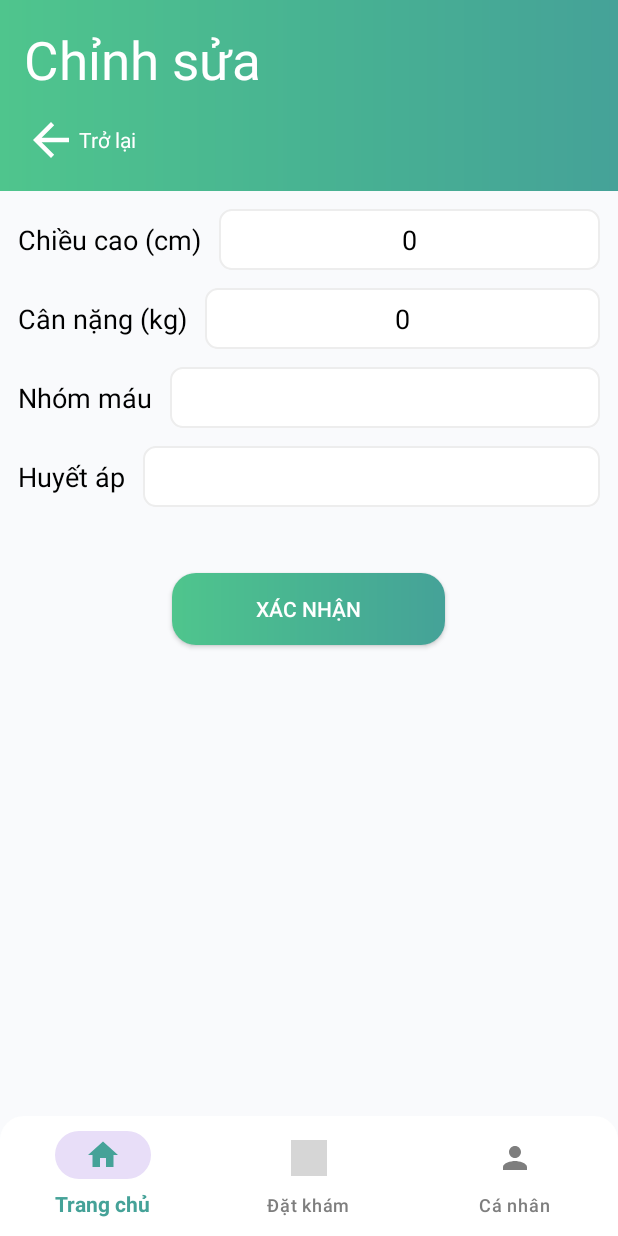
After one commit to hainl2000/VCARE-APP, an Android app: the fragment EditHealthStatusFragment placed in its activity, on a phone screen of 412 x 824 dp. The commit adds this screen. Run offline under Robolectric (Android 15) with nearby library versions, the phone set to English and light mode, and no system bars; our stand-ins replace RxJava, data binding; libraries missing offline, so code that uses them is left out: hu.akarnokd.rxjava3; network calls fail; 2 statements that could not run were skipped; grey boxes are pictures that could not be loaded.

Commit message:
add health status

```diff
--- a/app/src/main/java/com/example/vcare_app/api/ApiService.kt
+++ b/app/src/main/java/com/example/vcare_app/api/ApiService.kt
@@ -1,5 +1,6 @@
 package com.example.vcare_app.api
 
+import com.example.vcare_app.api.api_model.HealthStatus
 import com.example.vcare_app.api.api_model.request.AppointmentRequest
 import com.example.vcare_app.api.api_model.request.LoginRequest
 import com.example.vcare_app.api.api_model.request.SignUpRequest
@@ -57,5 +58,14 @@ interface ApiService {
     fun getAppointment(@Path("id") id: Int): Single<AppointmentDetailResponse>
 
     @GET("appointment")
-    fun getAppointmentHistory(@Query("pageSize") pageSize: Int,@Query("pageIndex") pageIndex: Int): Single<HistoryResponse>
+    fun getAppointmentHistory(
+        @Query("pageSize") pageSize: Int,
+        @Query("pageIndex") pageIndex: Int
+    ): Single<HistoryResponse>
+
+    @POST("health-status")
+    fun updateHealthStatus(@Body healthStatus: HealthStatus): Single<HealthStatus>
+
+    @GET("health-status")
+    fun getHealthStatus(): Single<HealthStatus>
 }
--- a/app/src/main/java/com/example/vcare_app/data/repository/AppRepository.kt
+++ b/app/src/main/java/com/example/vcare_app/data/repository/AppRepository.kt
@@ -1,6 +1,7 @@
 package com.example.vcare_app.data.repository
 
 import com.example.vcare_app.api.ApiService
+import com.example.vcare_app.api.api_model.HealthStatus
 import com.example.vcare_app.api.api_model.request.AppointmentRequest
 import com.example.vcare_app.api.api_model.request.LoginRequest
 import com.example.vcare_app.api.api_model.request.SignUpRequest
@@ -46,6 +47,10 @@ class AppRepository(private val apiService: ApiService) {
 
     fun getAppointmentDetail(id: Int) = apiService.getAppointment(id)
 
+    fun getHealthStatus() = apiService.getHealthStatus()
+
+    fun updateHealthStatus(healthStatus: HealthStatus) = apiService.updateHealthStatus(healthStatus)
+
     fun getNearestHospital() = listOf(
         NearestHospital("Campha", "campha quang inh", "092839282", 21.026707, 107.031126),
         NearestHospital("Thanh Nhan", "hai ba trung Ha noi", "039483928", 21.026707, 105.844968),
--- /dev/null
+++ b/app/src/main/java/com/example/vcare_app/present/personal/edithealthstatus/EditHealthStatusFragment.kt
@@ -0,0 +1,74 @@
+package com.example.vcare_app.present.personal.edithealthstatus
+
+import android.os.Bundle
+import android.view.LayoutInflater
+import android.view.View
+import android.view.ViewGroup
+import androidx.fragment.app.Fragment
+import androidx.lifecycle.ViewModelProvider
+import com.example.vcare_app.api.api_model.HealthStatus
+import com.example.vcare_app.databinding.FragmentEditHealthStatusBinding
+import com.example.vcare_app.utilities.CustomSnackBar
+import com.example.vcare_app.utilities.LoadingDialogManager
+import com.example.vcare_app.utilities.LoadingStatus
+import com.example.vcare_app.utilities.SuccessDialog
+
+class EditHealthStatusFragment : Fragment() {
+
+    companion object {
+        fun newInstance() = EditHealthStatusFragment()
+    }
+
+    private lateinit var viewModel: EditHealthStatusViewModel
+    private lateinit var binding: FragmentEditHealthStatusBinding
+
+    override fun onCreateView(
+        inflater: LayoutInflater, container: ViewGroup?,
+        savedInstanceState: Bundle?
+    ): View {
+        binding = FragmentEditHealthStatusBinding.inflate(
+            LayoutInflater.from(requireContext()),
+            container,
+            false
+        )
+        viewModel = ViewModelProvider(this)[EditHealthStatusViewModel::class.java]
+        viewModel.getHealthStatus()
+
+        viewModel._healthStatus.observe(viewLifecycleOwner) {
+            binding.currentHealthStatus = it
+        }
+
+        viewModel.status.observe(viewLifecycleOwner) {
+            if (it == LoadingStatus.Loading) {
+                LoadingDialogManager.showDialog(requireContext())
+            } else {
+                LoadingDialogManager.dismissLoadingDialog()
+                if (viewModel._updateStatus.value == true) {
+                    SuccessDialog.showDialog(requireContext()) {
+                        parentFragmentManager.popBackStack()
+                    }
+                }
+            }
+        }
+        binding.backBtn.setOnClickListener {
+            parentFragmentManager.popBackStack()
+        }
+
+        binding.confirmButton.setOnClickListener {
+            val height = Integer.parseInt(binding.editHeight.text.toString())
+            val weight = Integer.parseInt(binding.editWeight.text.toString())
+            val bloodType = binding.editBloodType.text.toString()
+            val bloodPressure = binding.editBloodPressure.text.toString()
+            val healthStatus = HealthStatus(height, weight, bloodType, bloodPressure)
+            viewModel.updateHealthStatus(healthStatus)
+        }
+        viewModel.errorMsg.observe(viewLifecycleOwner) {
+            if (it.isNotEmpty()) {
+                CustomSnackBar.showCustomSnackbar(requireView(), it)
+            }
+        }
+
+        return binding.root
+    }
+
+}
--- /dev/null
+++ b/app/src/main/java/com/example/vcare_app/present/personal/edithealthstatus/EditHealthStatusViewModel.kt
@@ -0,0 +1,52 @@
+package com.example.vcare_app.present.personal.edithealthstatus
+
+import androidx.lifecycle.LiveData
+import androidx.lifecycle.MutableLiveData
+import com.example.vcare_app.api.ApiClient
+import com.example.vcare_app.api.api_model.HealthStatus
+import com.example.vcare_app.base.BaseViewModel
+import com.example.vcare_app.data.repository.AppRepository
+import com.example.vcare_app.utilities.LoadingStatus
+import io.reactivex.rxjava3.android.schedulers.AndroidSchedulers
+import io.reactivex.rxjava3.schedulers.Schedulers
+
+class EditHealthStatusViewModel : BaseViewModel() {
+    val repository = AppRepository(ApiClient.apiService)
+    private val healthStatus = MutableLiveData<HealthStatus>()
+    val _healthStatus: LiveData<HealthStatus> get() = healthStatus
+
+    private val updateStatus = MutableLiveData<Boolean>()
+    val _updateStatus: LiveData<Boolean> get() = updateStatus
+    fun getHealthStatus() {
+        compositeDisposable.add(repository.getHealthStatus().subscribeOn(Schedulers.io()).observeOn(
+            AndroidSchedulers.mainThread()
+        ).doOnSubscribe {
+            status.value = LoadingStatus.Loading
+        }.subscribe(
+            {
+                healthStatus.value = it
+                status.value = LoadingStatus.Success
+                errorMsg.value = ""
+            }, {
+                errorMsg.value = handleError(it)
+                status.value = LoadingStatus.Error
+            }
+        ))
+    }
+
+    fun updateHealthStatus(healthStatus: HealthStatus) {
+        compositeDisposable.add(repository.updateHealthStatus(healthStatus)
+            .observeOn(AndroidSchedulers.mainThread()).subscribeOn(Schedulers.io()).doOnSubscribe {
+            status.value = LoadingStatus.Loading
+        }.subscribe(
+            {
+                updateStatus.value = true
+                errorMsg.value = ""
+                status.value = LoadingStatus.Success
+            }, {
+                errorMsg.value = handleError(it)
+                status.value = LoadingStatus.Error
+            }
+        ))
+    }
+}
--- /dev/null
+++ b/app/src/main/res/drawable/health_status_icon.xml
@@ -0,0 +1,5 @@
+<vector android:height="36dp" android:tint="@color/grey"
+    android:viewportHeight="24" android:viewportWidth="24"
+    android:width="36dp" xmlns:android="http://schemas.android.com/apk/res/android">
+    <path android:fillColor="@android:color/white" android:pathData="M10.5,13H8v-3h2.5V7.5h3V10H16v3h-2.5v2.5h-3V13zM12,2L4,5v6.09c0,5.05 3.41,9.76 8,10.91c4.59,-1.15 8,-5.86 8,-10.91V5L12,2z"/>
+</vector>
--- /dev/null
+++ b/app/src/main/res/layout/fragment_edit_health_status.xml
@@ -0,0 +1,173 @@
+<?xml version="1.0" encoding="utf-8"?>
+<layout xmlns:android="http://schemas.android.com/apk/res/android"
+    xmlns:app="http://schemas.android.com/apk/res-auto"
+    xmlns:tools="http://schemas.android.com/tools">
+
+    <data>
+
+        <variable
+            name="currentHealthStatus"
+            type="com.example.vcare_app.api.api_model.HealthStatus" />
+    </data>
+
+    <LinearLayout
+        android:layout_width="match_parent"
+        android:layout_height="match_parent"
+        android:orientation="vertical"
+        tools:context=".present.personal.edithealthstatus.EditHealthStatusFragment">
+
+        <com.google.android.material.appbar.MaterialToolbar
+            android:layout_width="match_parent"
+            android:layout_height="wrap_content"
+            android:background="@drawable/app_background_screen"
+            android:padding="16dp">
+
+            <LinearLayout
+                android:layout_width="match_parent"
+                android:layout_height="wrap_content"
+                android:orientation="vertical">
+
+                <TextView
+                    android:layout_width="match_parent"
+                    android:layout_height="wrap_content"
+                    android:text="@string/edit"
+                    android:textColor="@color/white"
+                    android:textSize="@dimen/text_big_title_size" />
+
+
+                <TextView
+                    android:id="@+id/back_btn"
+                    android:layout_width="wrap_content"
+                    android:layout_height="wrap_content"
+                    android:layout_marginTop="12dp"
+                    android:gravity="center"
+                    android:text="@string/back"
+                    android:textColor="@color/white"
+                    android:textSize="@dimen/text_information_size"
+                    app:drawableLeftCompat="@drawable/back_icon" />
+            </LinearLayout>
+
+        </com.google.android.material.appbar.MaterialToolbar>
+
+        <LinearLayout
+            android:layout_width="match_parent"
+            android:layout_height="wrap_content"
+            android:orientation="vertical"
+            android:padding="12dp">
+
+            <LinearLayout
+                android:layout_width="match_parent"
+                android:layout_height="wrap_content">
+
+                <TextView
+                    android:textSize="@dimen/text_small_title_size"
+                    android:layout_width="wrap_content"
+                    android:layout_height="wrap_content"
+                    android:text="@string/height"
+                    android:textColor="@color/black" />
+
+                <EditText
+                    android:textAlignment="center"
+                    android:inputType="numberDecimal"
+                    android:textSize="@dimen/text_small_title_size"
+                    android:id="@+id/edit_height"
+                    android:layout_width="match_parent"
+                    android:layout_height="wrap_content"
+                    android:layout_marginLeft="12dp"
+                    android:background="@drawable/button_item_bg"
+                    android:padding="8dp"
+                    android:text="@{String.valueOf(currentHealthStatus.height)}"
+                    android:textColor="@color/black" />
+            </LinearLayout>
+
+            <LinearLayout
+                android:layout_marginTop="12dp"
+                android:layout_width="match_parent"
+                android:layout_height="wrap_content">
+
+                <TextView
+                    android:textSize="@dimen/text_small_title_size"
+                    android:layout_width="wrap_content"
+                    android:layout_height="wrap_content"
+                    android:text="@string/weight"
+                    android:textColor="@color/black" />
+
+                <EditText
+                    android:textAlignment="center"
+                    android:inputType="numberDecimal"
+                    android:textSize="@dimen/text_small_title_size"
+                    android:id="@+id/edit_weight"
+                    android:layout_width="match_parent"
+                    android:layout_height="wrap_content"
+                    android:layout_marginLeft="12dp"
+                    android:background="@drawable/button_item_bg"
+                    android:padding="8dp"
+                    android:text="@{String.valueOf(currentHealthStatus.weight)}"
+                    android:textColor="@color/black" />
+            </LinearLayout>
+
+            <LinearLayout
+                android:layout_marginTop="12dp"
+                android:layout_width="match_parent"
+                android:layout_height="wrap_content">
+
+                <TextView
+                    android:textSize="@dimen/text_small_title_size"
+                    android:layout_width="wrap_content"
+                    android:layout_height="wrap_content"
+                    android:text="@string/blood_type"
+                    android:textColor="@color/black" />
+
+                <EditText
+                    android:textAlignment="center"
+                    android:textSize="@dimen/text_small_title_size"
+                    android:id="@+id/edit_bloodType"
+                    android:layout_width="match_parent"
+                    android:layout_height="wrap_content"
+                    android:layout_marginLeft="12dp"
+                    android:background="@drawable/button_item_bg"
+                    android:padding="8dp"
+                    android:text="@{currentHealthStatus.bloodType}"
+                    android:textColor="@color/black" />
+            </LinearLayout>
+
+            <LinearLayout
+                android:layout_marginTop="12dp"
+                android:layout_width="match_parent"
+                android:layout_height="wrap_content">
+
+                <TextView
+                    android:textSize="@dimen/text_small_title_size"
+                    android:layout_width="wrap_content"
+                    android:layout_height="wrap_content"
+                    android:text="@string/blood_pressure"
+                    android:textColor="@color/black" />
+
+                <EditText
+                    android:textAlignment="center"
+                    android:textSize="@dimen/text_small_title_size"
+                    android:id="@+id/edit_bloodPressure"
+                    android:layout_width="match_parent"
+                    android:layout_height="wrap_content"
+                    android:layout_marginLeft="12dp"
+                    android:background="@drawable/button_item_bg"
+                    android:padding="8dp"
+                    android:text="@{currentHealthStatus.bloodPressure}"
+                    android:textColor="@color/black" />
+            </LinearLayout>
+
+        </LinearLayout>
+
+        <androidx.appcompat.widget.AppCompatButton
+            android:id="@+id/confirm_button"
+            android:layout_marginTop="32dp"
+            android:layout_width="wrap_content"
+            android:layout_height="wrap_content"
+            android:layout_gravity="center"
+            android:background="@drawable/app_button_background_clicked"
+            android:paddingHorizontal="56dp"
+            android:text="@string/confirm"
+            android:textColor="@color/white" />
+
+    </LinearLayout>
+</layout>
--- a/app/src/main/res/layout/fragment_success.xml
+++ b/app/src/main/res/layout/fragment_success.xml
@@ -10,6 +10,7 @@
         android:gravity="center"
         android:padding="12dp"
         android:text="@string/success"
+        android:textColor="@color/black"
         android:textSize="20sp"
         android:textStyle="bold"
         android:background="@color/white"
--- a/app/src/main/res/values/strings.xml
+++ b/app/src/main/res/values/strings.xml
@@ -52,6 +52,8 @@
     <string name="serial">Số thứ tự: </string>
     <string name="examination_time">Thời gian khám (Dự kiến): </string>
     <string name="detail_appointment_title">Thông tin</string>
+    <string name="health_status_information">Tình trạng sức khoẻ</string>
+    <string name="edit_health_status_information">Chỉnh sửa tình trạng sức khoẻ</string>
     <string name="ok">OK</string>
     <string name="symptom">Triệu chứng: </string>
     <string name="symptom_input">Nhập triệu chứng: </string>
@@ -67,6 +69,12 @@
     <string name="notification_permission_denied">Hãy cho phép quyền được thông báo để chúng tôi có thể thông báo cho bạn những thông tin cần thiết.</string>
     <string name="list_used_service">Các loại khám</string>
     <string name="back_to_home">Về màn hình chính</string>
+    <string name="back">Trở lại</string>
     <string name="add_specific_time">Thêm thời gian cụ thể</string>
     <string name="pick_appointment_note">* Hệ thống sẽ tự động đặt thời gian sớm nhất cho bạn.</string>
+    <string name="height">Chiều cao (cm)</string>
+    <string name="weight">Cân nặng (kg)</string>
+    <string name="blood_type">Nhóm máu</string>
+    <string name="blood_pressure">Huyết áp</string>
+    <string name="confirm">Xác nhận</string>
 </resources>
```
Also changed, not shown: app/src/main/java/com/example/vcare_app/api/api_model/HealthStatus.kt (added, +12 -0 lines), app/src/main/java/com/example/vcare_app/present/personal/PersonalFragment.kt (+11 -0 lines), app/src/main/java/com/example/vcare_app/present/personal/healthstatus/HealthStatusFragment.kt (added, +69 -0 lines), app/src/main/java/com/example/vcare_app/present/personal/healthstatus/HealthStatusViewModel.kt (added, +31 -0 lines), app/src/main/res/layout/fragment_health_status.xml (added, +171 -0 lines).
